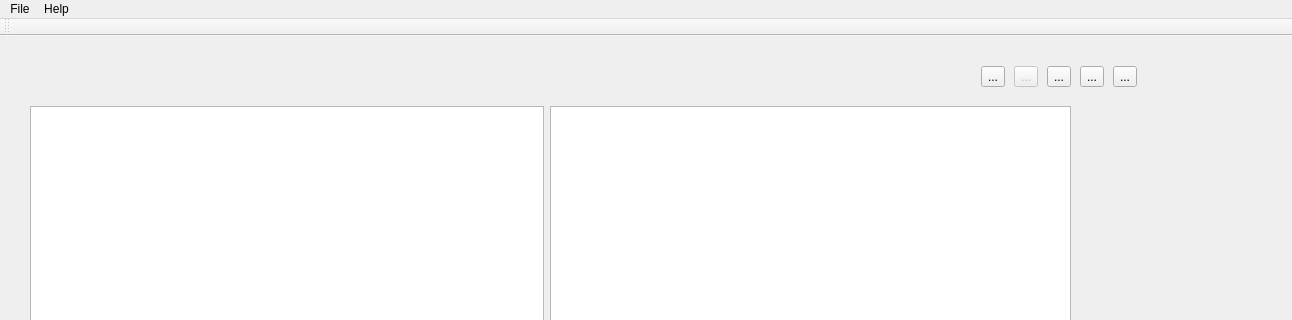
Old version of the form mainwindow.ui in the repository 000lbh/RvSimpleEmul; both pictures show x 0 to 1292 and y 0 to 320 of the 1292 by 882 pixel window.
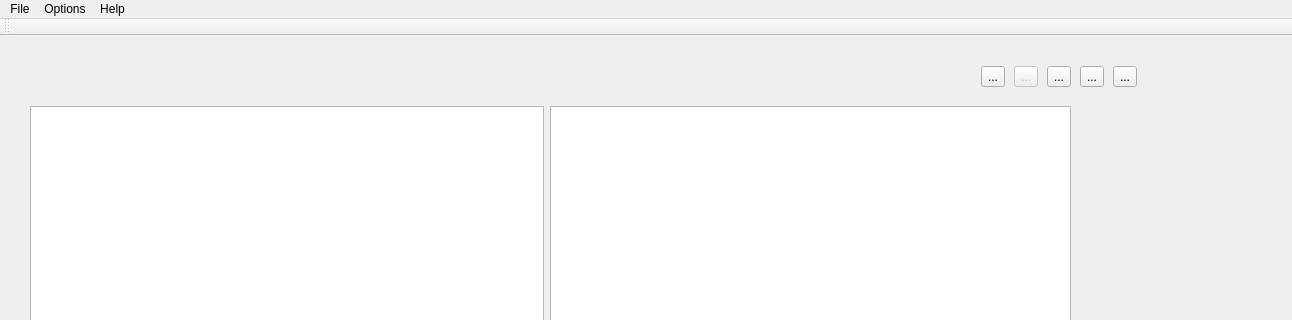
New version of the form. Icons and pictures are not drawn.

The edit to the form file:
```diff
--- a/mainwindow.ui
+++ b/mainwindow.ui
@@ -204,7 +204,14 @@
     <addaction name="separator"/>
     <addaction name="actionAbout"/>
    </widget>
+   <widget class="QMenu" name="menuOptions">
+    <property name="title">
+     <string>Options</string>
+    </property>
+    <addaction name="actionStatistics"/>
+   </widget>
    <addaction name="menuFile"/>
+   <addaction name="menuOptions"/>
    <addaction name="menuHelp"/>
   </widget>
   <widget class="QStatusBar" name="statusbar"/>
```
Left out of the diff: 25 changed lines with no effect on the pictures.
